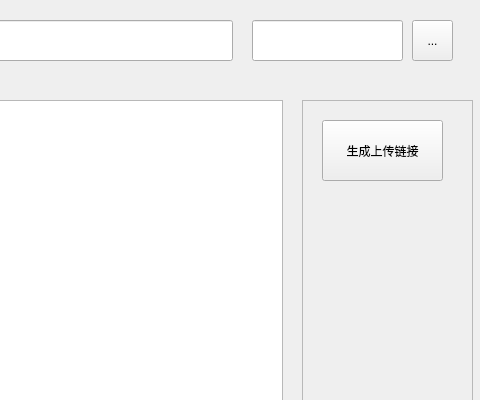
Before: the Qt Designer form MainWindows.ui in luoxuanzao/seafile-python, drawn with Qt 5; both pictures show x 648 to 1128 and y 0 to 400 of the 1128 by 753 pixel window.
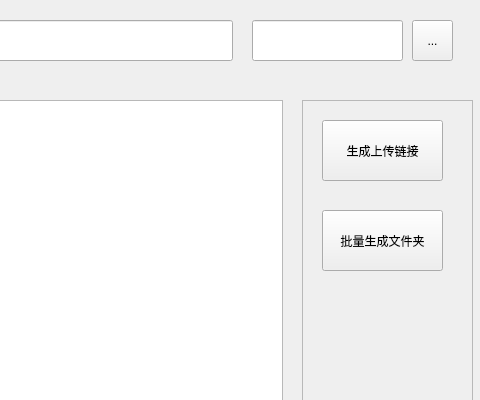
After: the same form once the commit is applied. Icons and pictures are not drawn.

Commit message: feat: 根据csv批量生成文件夹

What changed in the file:
```diff
--- a/MainWindows.ui
+++ b/MainWindows.ui
@@ -155,6 +155,19 @@
       <string>生成上传链接</string>
      </property>
     </widget>
+    <widget class="QPushButton" name="uploadFolderButton">
+     <property name="geometry">
+      <rect>
+       <x>20</x>
+       <y>110</y>
+       <width>121</width>
+       <height>61</height>
+      </rect>
+     </property>
+     <property name="text">
+      <string>批量生成文件夹</string>
+     </property>
+    </widget>
    </widget>
   </widget>
   <widget class="QMenuBar" name="menubar">
```
The commit also changes 4 other files.
